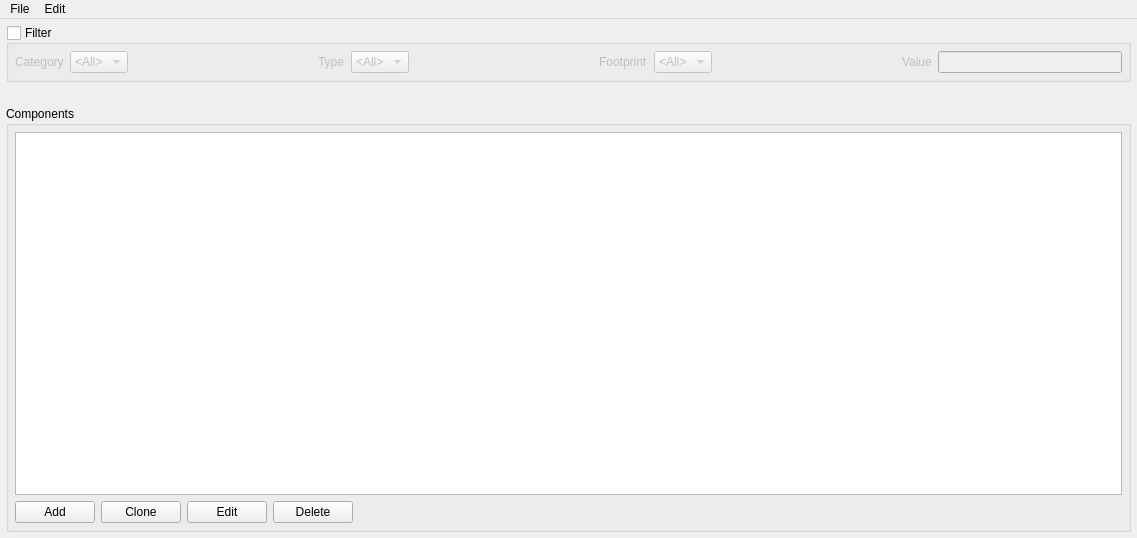
Old version of the form main_window.ui in the repository MikaelStrom/compdb.
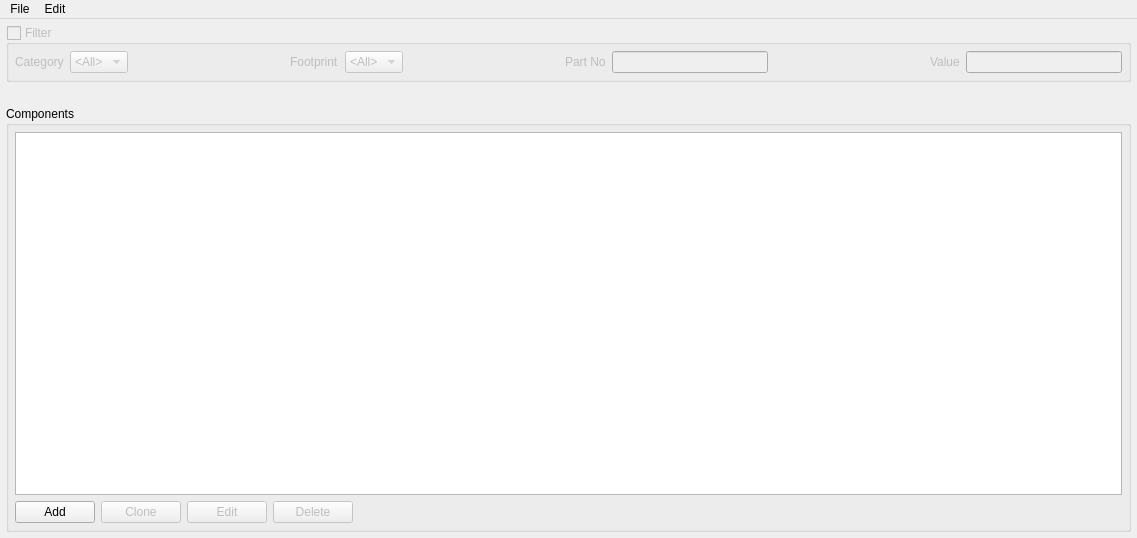
New version of the form.

```diff
--- a/main_window.ui
+++ b/main_window.ui
@@ -38,6 +38,9 @@
     </property>
     <item>
      <widget class="QGroupBox" name="group_filter">
+      <property name="enabled">
+       <bool>false</bool>
+      </property>
       <property name="focusPolicy">
        <enum>Qt::TabFocus</enum>
       </property>
@@ -92,35 +95,6 @@
          </property>
         </spacer>
        </item>
-       <item>
-        <widget class="QLabel" name="label">
-         <property name="text">
-          <string>Type</string>
-         </property>
-        </widget>
-       </item>
-       <item>
-        <widget class="QComboBox" name="cb_type">
-         <item>
-          <property name="text">
-           <string>&lt;All&gt;</string>
-          </property>
-         </item>
-        </widget>
-       </item>
-       <item>
-        <spacer name="horizontalSpacer_4">
-         <property name="orientation">
-          <enum>Qt::Horizontal</enum>
-         </property>
-         <property name="sizeHint" stdset="0">
-          <size>
-           <width>40</width>
-           <height>20</height>
-          </size>
-         </property>
-        </spacer>
-       </item>
        <item>
         <widget class="QLabel" name="label_3">
          <property name="text">
@@ -150,6 +124,29 @@
          </property>
         </spacer>
        </item>
+       <item>
+        <widget class="QLabel" name="label_5">
+         <property name="text">
+          <string>Part No</string>
+         </property>
+        </widget>
+       </item>
+       <item>
+        <widget class="QLineEdit" name="le_part_no"/>
+       </item>
+       <item>
+        <spacer name="horizontalSpacer_6">
+         <property name="orientation">
+          <enum>Qt::Horizontal</enum>
+         </property>
+         <property name="sizeHint" stdset="0">
+          <size>
+           <width>40</width>
+           <height>20</height>
+          </size>
+         </property>
+        </spacer>
+       </item>
        <item>
         <widget class="QLabel" name="label_4">
          <property name="text">
@@ -225,6 +222,9 @@
          </item>
          <item>
           <widget class="QPushButton" name="pb_clone">
+           <property name="enabled">
+            <bool>false</bool>
+           </property>
            <property name="text">
             <string>Clone</string>
            </property>
@@ -232,6 +232,9 @@
          </item>
          <item>
           <widget class="QPushButton" name="pb_edit">
+           <property name="enabled">
+            <bool>false</bool>
+           </property>
            <property name="text">
             <string>Edit</string>
            </property>
@@ -239,6 +242,9 @@
          </item>
          <item>
           <widget class="QPushButton" name="pb_delete">
+           <property name="enabled">
+            <bool>false</bool>
+           </property>
            <property name="text">
             <string>Delete</string>
            </property>
```
Left out of the diff: 43 changed lines with no effect on the pictures.
